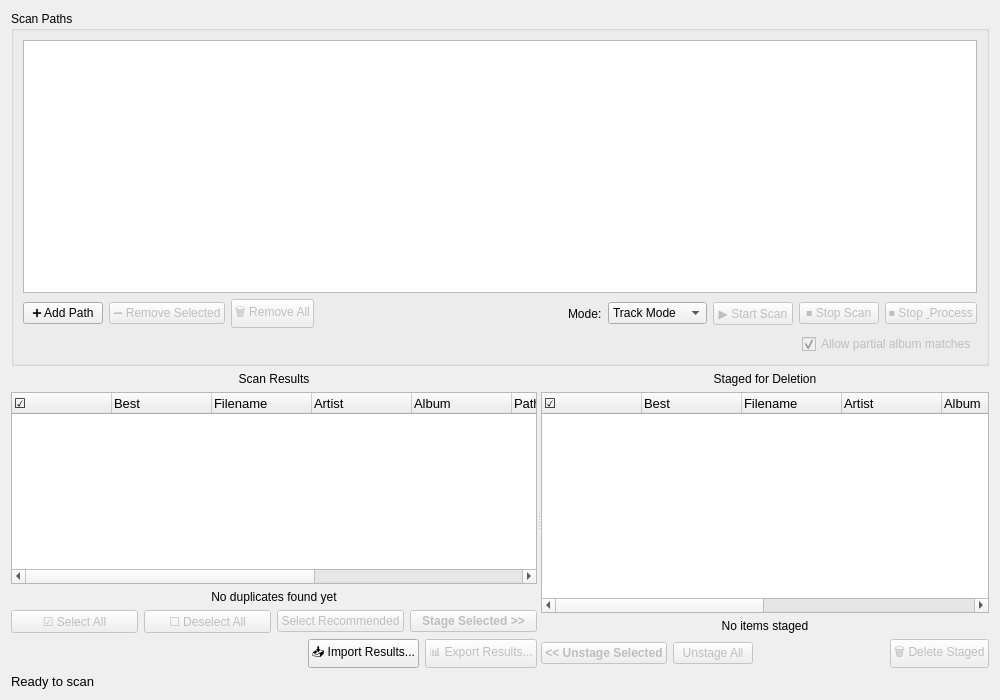
Before: the Qt Designer form src/duperscooper_gui/ui/dual_pane_widget.ui in ohtostado/duperscooper, drawn with Qt 5.
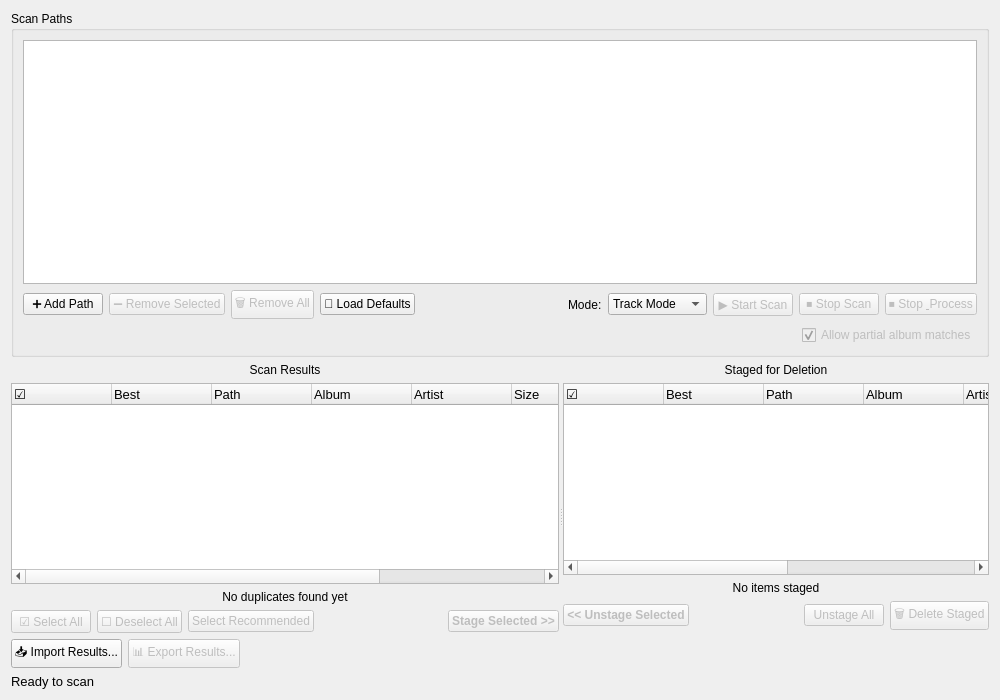
After: the same form once the commit is applied.

Commit message: feat(gui): centralize column configuration and reorganize button layout

```diff
--- a/src/duperscooper_gui/ui/dual_pane_widget.ui
+++ b/src/duperscooper_gui/ui/dual_pane_widget.ui
@@ -75,6 +75,16 @@
           </property>
          </widget>
         </item>
+        <item>
+         <widget class="QPushButton" name="loadDefaultPathsButton">
+          <property name="text">
+           <string>📁 Load Defaults</string>
+          </property>
+          <property name="toolTip">
+           <string>Load default paths from settings (replaces current paths)</string>
+          </property>
+         </widget>
+        </item>
         <item>
          <spacer name="horizontalSpacer1">
           <property name="orientation">
@@ -246,26 +256,26 @@
            <string>Best</string>
           </property>
          </column>
-         <column>
+         <!-- <column>
           <property name="text">
            <string>Filename</string>
           </property>
-         </column>
-         <column>
-          <property name="text">
-           <string>Artist</string>
-          </property>
-         </column>
-         <column>
-          <property name="text">
-           <string>Album</string>
-          </property>
-         </column>
+         </column> -->
          <column>
           <property name="text">
            <string>Path</string>
           </property>
          </column>
+         <column>
+          <property name="text">
+           <string>Album</string>
+          </property>
+         </column>
+         <column>
+          <property name="text">
+           <string>Artist</string>
+          </property>
+         </column>
          <column>
           <property name="text">
            <string>Size</string>
@@ -338,6 +348,19 @@
            </property>
           </widget>
          </item>
+         <item>
+          <spacer name="resultsButtonSpacer">
+           <property name="orientation">
+            <enum>Qt::Horizontal</enum>
+           </property>
+           <property name="sizeHint" stdset="0">
+            <size>
+             <width>40</width>
+             <height>20</height>
+            </size>
+           </property>
+          </spacer>
+         </item>
          <item>
           <widget class="QPushButton" name="stageButton">
            <property name="text">
@@ -362,19 +385,6 @@
          <property name="spacing">
           <number>6</number>
          </property>
-         <item>
-          <spacer name="exportSpacer">
-           <property name="orientation">
-            <enum>Qt::Horizontal</enum>
-           </property>
-           <property name="sizeHint" stdset="0">
-            <size>
-             <width>40</width>
-             <height>20</height>
-            </size>
-           </property>
-          </spacer>
-         </item>
          <item>
           <widget class="QPushButton" name="importResultsButton">
            <property name="text">
@@ -398,6 +408,19 @@
            </property>
           </widget>
          </item>
+         <item>
+          <spacer name="importExportSpacer">
+           <property name="orientation">
+            <enum>Qt::Horizontal</enum>
+           </property>
+           <property name="sizeHint" stdset="0">
+            <size>
+             <width>40</width>
+             <height>20</height>
+            </size>
+           </property>
+          </spacer>
+         </item>
         </layout>
        </item>
       </layout>
@@ -435,26 +458,26 @@
            <string>Best</string>
           </property>
          </column>
-         <column>
+         <!-- <column>
           <property name="text">
            <string>Filename</string>
           </property>
-         </column>
-         <column>
-          <property name="text">
-           <string>Artist</string>
-          </property>
-         </column>
-         <column>
-          <property name="text">
-           <string>Album</string>
-          </property>
-         </column>
+         </column> -->
          <column>
           <property name="text">
            <string>Path</string>
           </property>
          </column>
+         <column>
+          <property name="text">
+           <string>Album</string>
+          </property>
+         </column>
+         <column>
+          <property name="text">
+           <string>Artist</string>
+          </property>
+         </column>
          <column>
           <property name="text">
            <string>Size</string>
@@ -504,6 +527,19 @@
            </property>
           </widget>
          </item>
+         <item>
+          <spacer name="stagingButtonSpacer">
+           <property name="orientation">
+            <enum>Qt::Horizontal</enum>
+           </property>
+           <property name="sizeHint" stdset="0">
+            <size>
+             <width>40</width>
+             <height>20</height>
+            </size>
+           </property>
+          </spacer>
+         </item>
          <item>
           <widget class="QPushButton" name="clearStagingButton">
            <property name="text">
@@ -517,19 +553,6 @@
            </property>
           </widget>
          </item>
-         <item>
-          <spacer name="horizontalSpacer2">
-           <property name="orientation">
-            <enum>Qt::Horizontal</enum>
-           </property>
-           <property name="sizeHint" stdset="0">
-            <size>
-             <width>40</width>
-             <height>20</height>
-            </size>
-           </property>
-          </spacer>
-         </item>
          <item>
           <widget class="QPushButton" name="deleteAllButton">
            <property name="text">
@@ -545,6 +568,47 @@
          </item>
         </layout>
        </item>
+       <item>
+        <!-- Quadrant D: Row 2 - Empty for now -->
+        <widget class="QWidget" name="stagingRow2Widget">
+         <property name="minimumSize">
+          <size>
+           <width>0</width>
+           <height>32</height>
+          </size>
+         </property>
+         <layout class="QHBoxLayout" name="stagingRow2Layout">
+          <property name="spacing">
+           <number>6</number>
+          </property>
+          <property name="leftMargin">
+           <number>0</number>
+          </property>
+          <property name="topMargin">
+           <number>0</number>
+          </property>
+          <property name="rightMargin">
+           <number>0</number>
+          </property>
+          <property name="bottomMargin">
+           <number>0</number>
+          </property>
+          <item>
+           <spacer name="stagingRow2Spacer">
+            <property name="orientation">
+             <enum>Qt::Horizontal</enum>
+            </property>
+            <property name="sizeHint" stdset="0">
+             <size>
+              <width>40</width>
+              <height>20</height>
+             </size>
+            </property>
+           </spacer>
+          </item>
+         </layout>
+        </widget>
+       </item>
       </layout>
      </widget>
     </widget>
```
Left out of the diff: 8 changed lines with no effect on the pictures. The commit also changes 1 other file.
